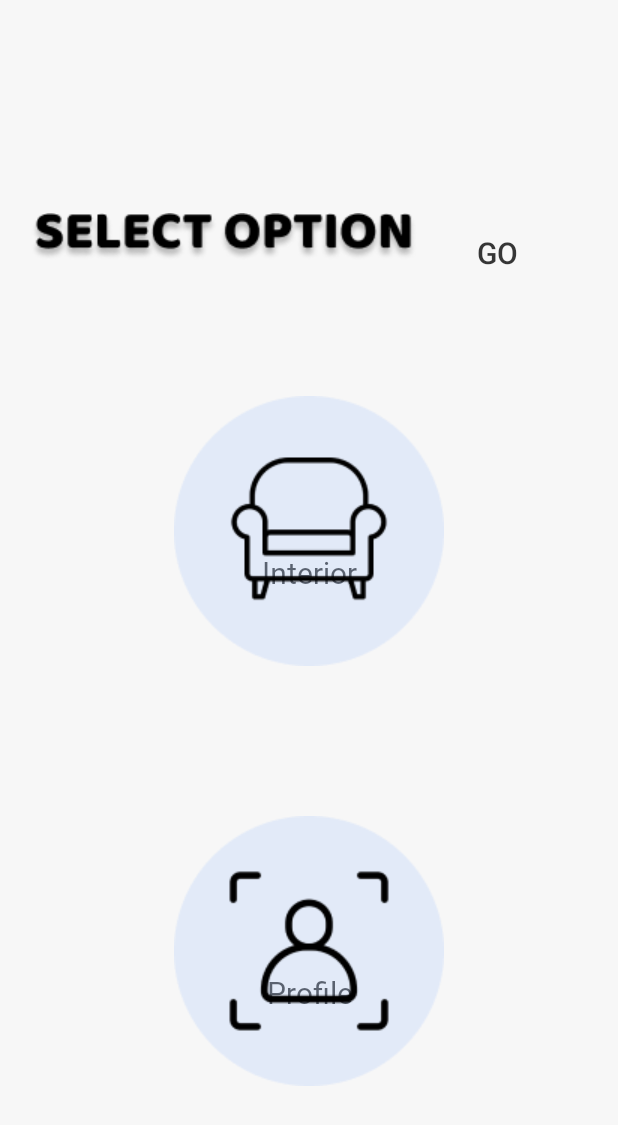
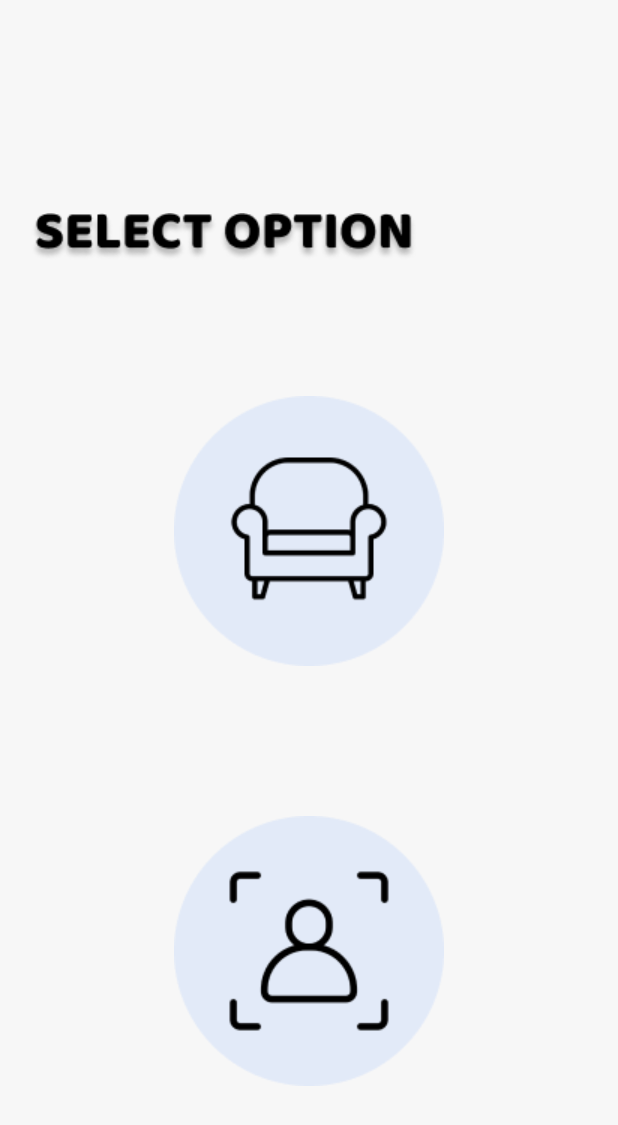
Before and after one commit to tun111-jun/VSMR, an Android app: the SelectPage screen opened directly, with no data from a screen before it, on a phone screen of 412 x 824 dp. Shown: the top 1125 px of the screen. Run offline under Robolectric (Android 15) with nearby library versions, the phone set to English and light mode, and no system bars.

Commit message:
[edit] go button 삭제

```diff
--- a/app/src/main/java/com/example/app3/PictureActivity.java
+++ b/app/src/main/java/com/example/app3/PictureActivity.java
@@ -72,6 +72,8 @@ public class PictureActivity extends AppCompatActivity {
                 overridePendingTransition(R.transition.fade_in, R.transition.fade_out);
             }
         });
+
+        back = findViewById(R.id.backPicture);
         back.setOnClickListener(new View.OnClickListener() {
             @Override
             public void onClick(View view) {
--- a/app/src/main/java/com/example/app3/SelectPage.java
+++ b/app/src/main/java/com/example/app3/SelectPage.java
@@ -22,6 +22,8 @@ public class SelectPage extends AppCompatActivity {
     protected void onCreate(Bundle savedInstanceState) {
         super.onCreate(savedInstanceState);
         setContentView(R.layout.selectpage);
+
+
 
         ImageButton interiorbtn = (ImageButton) findViewById(R.id.interiorImage);
         ImageButton profilebtn = (ImageButton) findViewById(R.id.profileImage);
--- a/app/src/main/res/layout/selectpage.xml
+++ b/app/src/main/res/layout/selectpage.xml
@@ -34,38 +34,39 @@
         android:gravity="center"
         android:text="Go"
         android:textAlignment="center"
+        android:visibility="invisible"
         app:layout_constraintBottom_toBottomOf="parent"
         app:layout_constraintStart_toStartOf="parent" />
 
-    <TextView
-        android:id="@+id/interiorText"
-        android:layout_width="85dp"
-        android:layout_height="wrap_content"
-        android:layout_marginTop="368dp"
-        android:gravity="center"
-        android:text="Interior"
-        android:fontFamily="@font/gabriola"
-        android:textColor="@color/text"
-        android:textAlignment="center"
-        android:textSize="20sp"
-        app:layout_constraintEnd_toEndOf="parent"
-        app:layout_constraintStart_toStartOf="parent"
-        app:layout_constraintTop_toTopOf="parent" />
+<!--    <TextView-->
+<!--        android:id="@+id/interiorText"-->
+<!--        android:layout_width="85dp"-->
+<!--        android:layout_height="wrap_content"-->
+<!--        android:layout_marginTop="368dp"-->
+<!--        android:gravity="center"-->
+<!--        android:text="Interior"-->
+<!--        android:fontFamily="@font/gabriola"-->
+<!--        android:textColor="@color/text"-->
+<!--        android:textAlignment="center"-->
+<!--        android:textSize="20sp"-->
+<!--        app:layout_constraintEnd_toEndOf="parent"-->
+<!--        app:layout_constraintStart_toStartOf="parent"-->
+<!--        app:layout_constraintTop_toTopOf="parent" />-->
 
-    <TextView
-        android:id="@+id/profileText"
-        android:layout_width="85dp"
-        android:layout_height="wrap_content"
-        android:layout_marginTop="648dp"
-        android:gravity="center"
-        android:text="Profile"
-        android:fontFamily="@font/gabriola"
-        android:textColor="@color/text"
-        android:textAlignment="center"
-        android:textSize="20sp"
-        app:layout_constraintEnd_toEndOf="parent"
-        app:layout_constraintStart_toStartOf="parent"
-        app:layout_constraintTop_toTopOf="parent" />
+<!--    <TextView-->
+<!--        android:id="@+id/profileText"-->
+<!--        android:layout_width="85dp"-->
+<!--        android:layout_height="wrap_content"-->
+<!--        android:layout_marginTop="648dp"-->
+<!--        android:gravity="center"-->
+<!--        android:text="Profile"-->
+<!--        android:fontFamily="@font/gabriola"-->
+<!--        android:textColor="@color/text"-->
+<!--        android:textAlignment="center"-->
+<!--        android:textSize="20sp"-->
+<!--        app:layout_constraintEnd_toEndOf="parent"-->
+<!--        app:layout_constraintStart_toStartOf="parent"-->
+<!--        app:layout_constraintTop_toTopOf="parent" />-->
 
 
     <Button
```
Also changed, not shown: app/src/main/res/layout/activity_picture.xml (+9 -7 lines).
